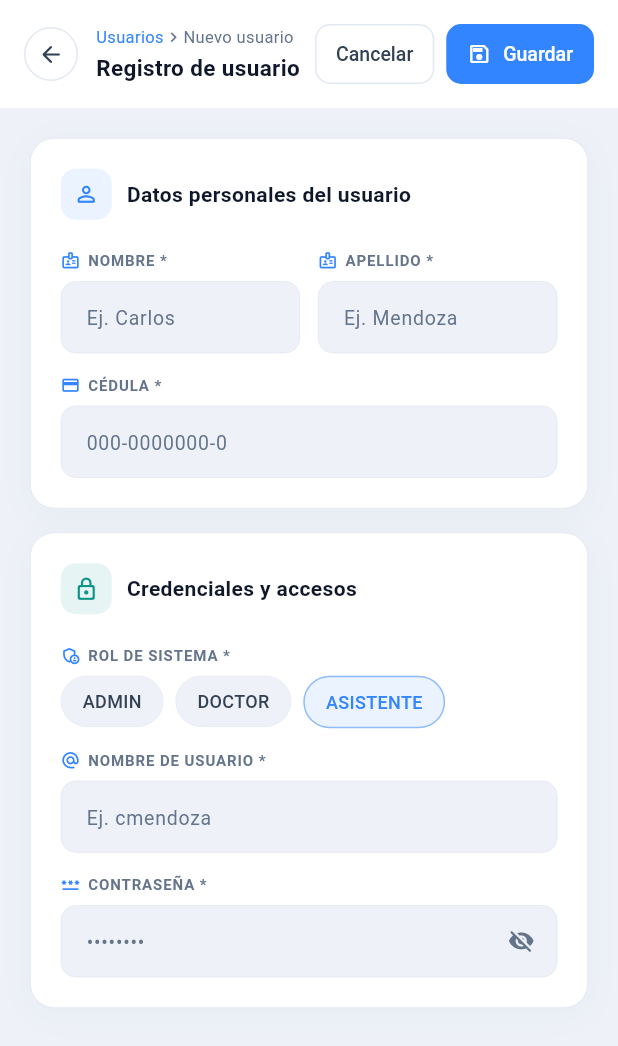
After one commit to scarletabreu/salud_dental_clinic_management, a Flutter app: the UsuariosListPage screen opened directly, after a tap on the "add circle outline" icon, on a phone screen of 412 x 824 dp. The commit adds this screen. Shown: the top 1046 px of the screen. Run offline on Flutter 3.47's test engine with Material 3 defaults, Android fonts, the phone set to English and light mode, and no system bars; our stand-ins replace dartz, equatable, file_picker, fl_chart, flutter_bloc, get_it and 4 more; accounts and stored records are empty.

Commit message:
SD-75 Pantalla de Creación de Usuario

```diff
--- /dev/null
+++ b/lib/features/personal/presentation/pages/crear_usuario_page.dart
@@ -0,0 +1,584 @@
+import 'package:flutter/material.dart';
+import 'package:flutter/services.dart';
+import 'package:flutter_bloc/flutter_bloc.dart';
+import 'package:salud_dental_clinic_management/core/presentation/app_colors.dart';
+import 'package:salud_dental_clinic_management/features/auth/domain/enums/rol_usuario.dart';
+import 'package:salud_dental_clinic_management/features/auth/domain/entities/usuario.dart';
+import 'package:salud_dental_clinic_management/features/personal/presentation/cubit/personal_perfiles_cubit.dart';
+import 'package:salud_dental_clinic_management/features/personal/presentation/cubit/personal_perfiles_state.dart';
+
+class _CedulaInputFormatter extends TextInputFormatter {
+  @override
+  TextEditingValue formatEditUpdate(
+    TextEditingValue oldValue,
+    TextEditingValue newValue,
+  ) {
+    final digits = newValue.text.replaceAll(RegExp(r'\D'), '');
+    final buffer = StringBuffer();
+    for (int i = 0; i < digits.length && i < 11; i++) {
+      if (i == 3) buffer.write('-');
+      if (i == 10) buffer.write('-');
+      buffer.write(digits[i]);
+    }
+    final formatted = buffer.toString();
+    return TextEditingValue(
+      text: formatted,
+      selection: TextSelection.collapsed(offset: formatted.length),
+    );
+  }
+}
+
+class CrearUsuarioPage extends StatefulWidget {
+  final Usuario? usuario;
+  const CrearUsuarioPage({super.key, this.usuario});
+
+  @override
+  State<CrearUsuarioPage> createState() => _CrearUsuarioPageState();
+}
+
+class _CrearUsuarioPageState extends State<CrearUsuarioPage> {
+  final _formKey = GlobalKey<FormState>();
+
+  late final TextEditingController _nombreController;
+  late final TextEditingController _apellidoController;
+  late final TextEditingController _cedulaController;
+  late final TextEditingController _usernameController;
+  late final TextEditingController _passwordController;
+
+  RolUsuario _rolUsuario = RolUsuario.asistente;
+  bool _obscurePassword = true;
+
+  bool get _isEditing => widget.usuario != null;
+
+  @override
+  void initState() {
+    super.initState();
+    final u = widget.usuario;
+    _nombreController = TextEditingController(text: u?.nombre ?? '');
+    _apellidoController = TextEditingController(text: u?.apellido ?? '');
+    _cedulaController = TextEditingController(text: u?.govID ?? '');
+    _usernameController = TextEditingController(text: u?.username ?? '');
+    _passwordController =
+        TextEditingController(); // Contraseña usualmente vacía al iniciar
+
+    if (u != null) {
+      _rolUsuario = u.rol;
+    }
+  }
+
+  @override
+  void dispose() {
+    _nombreController.dispose();
+    _apellidoController.dispose();
+    _cedulaController.dispose();
+    _usernameController.dispose();
+    _passwordController.dispose();
+    super.dispose();
+  }
+
+  void _save() {
+    if (!_formKey.currentState!.validate()) return;
+
+    // Aquí mapeas los datos de la UI al Cubit/Repositorio de tu dominio
+    // final usuario = Usuario(
+    //   id: widget.usuario?.id,
+    //   nombre: _nombreController.text.trim(),
+    //   apellido: _apellidoController.text.trim(),
+    //   govID: _cedulaController.text.trim(),
+    //   username: _usernameController.text.trim(),
+    //   rol: _rolUsuario,
+    // );
+
+    // Simulación del trigger para guardar (Adapta el método correspondiente de tu Cubit)
+    // final cubit = context.read<PersonalPerfilesCubit>();
+    // if (_isEditing) {
+    //   cubit.updateUsuario(usuario);
+    // } else {
+    //   cubit.addUsuario(usuario, _passwordController.text.trim());
+    // }
+
+    // Simulación temporal por compatibilidad con el Cubit de la lista
+    context.read<PersonalPerfilesCubit>().cargarUsuarios();
+    ScaffoldMessenger.of(context).showSnackBar(
+      const SnackBar(content: Text('Operación realizada con éxito (Simulado)')),
+    );
+    Navigator.pop(context);
+  }
+
+  @override
+  Widget build(BuildContext context) {
+    final ac = context.appColors;
+    return BlocConsumer<PersonalPerfilesCubit, PersonalPerfilesState>(
+      listener: (context, state) {
+        if (state is PerfilError) {
+          ScaffoldMessenger.of(context).showSnackBar(
+            SnackBar(backgroundColor: ac.red, content: Text(state.message)),
+          );
+        }
+        // Puedes agregar aquí un estado de éxito específico para la creación de perfiles/usuarios si cuentas con uno
+      },
+      builder: (context, state) {
+        final isSaving = state is PerfilLoading;
+
+        return Scaffold(
+          backgroundColor: ac.bgPage,
+          appBar: _buildAppBar(ac, isSaving),
+          body: Form(
+            key: _formKey,
+            child: SingleChildScrollView(
+              padding: const EdgeInsets.all(20),
+              child: Column(
+                children: [
+                  _buildDatosPersonalesCard(ac),
+                  const SizedBox(height: 16),
+                  _buildCredencialesCard(ac),
+                  const SizedBox(height: 24),
+                ],
+              ),
+            ),
+          ),
+        );
+      },
+    );
+  }
+
+  PreferredSizeWidget _buildAppBar(AppColors ac, bool isSaving) {
+    return PreferredSize(
+      preferredSize: const Size.fromHeight(72),
+      child: Container(
+        color: ac.cardBg,
+        padding: const EdgeInsets.fromLTRB(16, 12, 16, 12),
+        child: SafeArea(
+          bottom: false,
+          child: Row(
+            children: [
+              GestureDetector(
+                onTap: isSaving ? null : () => Navigator.pop(context),
+                child: Container(
+                  width: 36,
+                  height: 36,
+                  decoration: BoxDecoration(
+                    border: Border.all(color: ac.divider),
+                    borderRadius: BorderRadius.circular(18),
+                  ),
+                  child: Icon(
+                    Icons.arrow_back_rounded,
+                    size: 18,
+                    color: ac.textSecondary,
+                  ),
+                ),
+              ),
+              const SizedBox(width: 12),
+              Expanded(
+                child: Column(
+                  crossAxisAlignment: CrossAxisAlignment.start,
+                  mainAxisSize: MainAxisSize.min,
+                  children: [
+                    Row(
+                      children: [
+                        Text(
+                          'Usuarios',
+                          style: TextStyle(fontSize: 11, color: ac.primaryBlue),
+                        ),
+                        Icon(
+                          Icons.chevron_right,
+                          size: 13,
+                          color: ac.textMuted,
+                        ),
+                        Text(
+                          _isEditing ? 'Editar usuario' : 'Nuevo usuario',
+                          style: TextStyle(fontSize: 11, color: ac.textMuted),
+                        ),
+                      ],
+                    ),
+                    const SizedBox(height: 2),
+                    Text(
+                      _isEditing ? 'Editar usuario' : 'Registro de usuario',
+                      style: TextStyle(
+                        fontSize: 15,
+                        fontWeight: FontWeight.w600,
+                        color: ac.textPrimary,
+                      ),
+                    ),
+                  ],
+                ),
+              ),
+              OutlinedButton(
+                onPressed: isSaving ? null : () => Navigator.pop(context),
+                style: OutlinedButton.styleFrom(
+                  foregroundColor: ac.textSecondary,
+                  side: BorderSide(color: ac.divider),
+                  padding: const EdgeInsets.symmetric(
+                    horizontal: 14,
+                    vertical: 9,
+                  ),
+                  shape: RoundedRectangleBorder(
+                    borderRadius: BorderRadius.circular(10),
+                  ),
+                  textStyle: const TextStyle(
+                    fontSize: 13,
+                    fontWeight: FontWeight.w500,
+                  ),
+                ),
+                child: const Text('Cancelar'),
+              ),
+              const SizedBox(width: 8),
+              FilledButton.icon(
+                onPressed: isSaving ? null : _save,
+                icon: isSaving
+                    ? const SizedBox(
+                        width: 14,
+                        height: 14,
+                        child: CircularProgressIndicator(
+                          strokeWidth: 2,
+                          color: Colors.white,
+                        ),
+                      )
+                    : const Icon(Icons.save_outlined, size: 16),
+                label: Text(isSaving ? 'Guardando...' : 'Guardar'),
+                style: FilledButton.styleFrom(
+                  backgroundColor: ac.primaryBlue,
+                  foregroundColor: Colors.white,
+                  padding: const EdgeInsets.symmetric(
+                    horizontal: 14,
+                    vertical: 9,
+                  ),
+                  shape: RoundedRectangleBorder(
+                    borderRadius: BorderRadius.circular(10),
+                  ),
+                  textStyle: const TextStyle(
+                    fontSize: 13,
+                    fontWeight: FontWeight.w500,
+                  ),
+                ),
+              ),
+            ],
+          ),
+        ),
+      ),
+    );
+  }
+
+  Widget _buildDatosPersonalesCard(AppColors ac) {
+    return _FormCard(
+      ac: ac,
+      iconColor: ac.primaryBlue,
+      iconBg: ac.primaryBlue.withOpacity(0.10),
+      icon: Icons.person_outline_rounded,
+      title: 'Datos personales del usuario',
+      child: Column(
+        children: [
+          Row(
+            children: [
+              Expanded(
+                child: _FormField(
+                  ac: ac,
+                  icon: Icons.badge_outlined,
+                  label: 'Nombre *',
+                  child: TextFormField(
+                    controller: _nombreController,
+                    textCapitalization: TextCapitalization.words,
+                    decoration: _inputDeco(ac, hint: 'Ej. Carlos'),
+                    validator: (v) => (v == null || v.trim().isEmpty)
+                        ? 'El nombre es obligatorio'
+                        : null,
+                  ),
+                ),
+              ),
+              const SizedBox(width: 12),
+              Expanded(
+                child: _FormField(
+                  ac: ac,
+                  icon: Icons.badge_outlined,
+                  label: 'Apellido *',
+                  child: TextFormField(
+                    controller: _apellidoController,
+                    textCapitalization: TextCapitalization.words,
+                    decoration: _inputDeco(ac, hint: 'Ej. Mendoza'),
+                    validator: (v) => (v == null || v.trim().isEmpty)
+                        ? 'El apellido es obligatorio'
+                        : null,
+                  ),
+                ),
+              ),
+            ],
+          ),
+          const SizedBox(height: 14),
+          _FormField(
+            ac: ac,
+            icon: Icons.credit_card_outlined,
+            label: 'Cédula *',
+            child: TextFormField(
+              controller: _cedulaController,
+              keyboardType: TextInputType.number,
+              inputFormatters: [_CedulaInputFormatter()],
+              decoration: _inputDeco(ac, hint: '000-0000000-0'),
+              validator: (v) {
+                if (v == null || v.trim().isEmpty)
+                  return 'La cédula es obligatoria';
+                final demasked = v.replaceAll('-', '');
+                if (demasked.length != 11)
+                  return 'La cédula debe contener exactamente 11 dígitos';
+                return null;
+              },
+            ),
+          ),
+        ],
+      ),
+    );
+  }
+
+  Widget _buildCredencialesCard(AppColors ac) {
+    return _FormCard(
+      ac: ac,
+      iconColor: ac.teal,
+      iconBg: ac.teal.withOpacity(0.10),
+      icon: Icons.lock_outline_rounded,
+      title: 'Credenciales y accesos',
+      child: Column(
+        crossAxisAlignment: CrossAxisAlignment.start,
+        children: [
+          _FormField(
+            ac: ac,
+            icon: Icons.admin_panel_settings_outlined,
+            label: 'Rol de sistema *',
+            child: _ChipSelector<RolUsuario>(
+              ac: ac,
+              options: RolUsuario.values,
+              selected: _rolUsuario,
+              labelOf: (rol) => rol.name.toUpperCase(),
+              activeColor: ac.primaryBlue,
+              onSelected: (rol) => setState(() => _rolUsuario = rol),
+            ),
+          ),
+          const SizedBox(height: 14),
+          _FormField(
+            ac: ac,
+            icon: Icons.alternate_email_rounded,
+            label: 'Nombre de usuario *',
+            child: TextFormField(
+              controller: _usernameController,
+              decoration: _inputDeco(ac, hint: 'Ej. cmendoza'),
+              validator: (v) => (v == null || v.trim().isEmpty)
+                  ? 'El usuario es obligatorio'
+                  : null,
+            ),
+          ),
+          const SizedBox(height: 14),
+          _FormField(
+            ac: ac,
+            icon: Icons.password_rounded,
+            label: _isEditing
+                ? 'Nueva Contraseña (Dejar vacío para mantener)'
+                : 'Contraseña *',
+            child: TextFormField(
+              controller: _passwordController,
+              obscureText: _obscurePassword,
+              decoration: _inputDeco(ac, hint: '••••••••').copyWith(
+                suffixIcon: IconButton(
+                  icon: Icon(
+                    _obscurePassword
+                        ? Icons.visibility_off_rounded
+                        : Icons.visibility_rounded,
+                    size: 18,
+                    color: ac.textMuted,
+                  ),
+                  onPressed: () =>
+                      setState(() => _obscurePassword = !_obscurePassword),
+                ),
+              ),
+              validator: (v) {
+                if (!_isEditing && (v == null || v.trim().isEmpty)) {
+                  return 'La contraseña es obligatoria';
+                }
+                if (v != null && v.isNotEmpty && v.length < 6) {
+                  return 'Debe contener al menos 6 caracteres';
+                }
+                return null;
+              },
+            ),
+          ),
+        ],
+      ),
+    );
+  }
+
+  InputDecoration _inputDeco(AppColors ac, {String? hint}) => InputDecoration(
+    hintText: hint,
+    hintStyle: TextStyle(fontSize: 13, color: ac.textMuted),
+    contentPadding: const EdgeInsets.symmetric(horizontal: 13, vertical: 12),
+    filled: true,
+    fillColor: ac.bgPage,
+    border: OutlineInputBorder(
+      borderRadius: BorderRadius.circular(10),
+      borderSide: BorderSide(color: ac.divider),
+    ),
+    enabledBorder: OutlineInputBorder(
+      borderRadius: BorderRadius.circular(10),
+      borderSide: BorderSide(color: ac.divider, width: 0.5),
+    ),
+    focusedBorder: OutlineInputBorder(
+      borderRadius: BorderRadius.circular(10),
+      borderSide: BorderSide(color: ac.primaryBlue, width: 1.0),
+    ),
+    errorBorder: OutlineInputBorder(
+      borderRadius: BorderRadius.circular(10),
+      borderSide: BorderSide(color: ac.red, width: 0.5),
+    ),
+  );
+}
+
+class _FormCard extends StatelessWidget {
+  final AppColors ac;
+  final Color iconColor;
+  final Color iconBg;
+  final IconData icon;
+  final String title;
+  final Widget child;
+
+  const _FormCard({
+    required this.ac,
+    required this.iconColor,
+    required this.iconBg,
+    required this.icon,
+    required this.title,
+    required this.child,
+  });
+
+  @override
+  Widget build(BuildContext context) {
+    return Container(
+      width: double.infinity,
+      padding: const EdgeInsets.all(20),
+      decoration: BoxDecoration(
+        color: ac.cardBg,
+        borderRadius: BorderRadius.circular(16),
+        border: Border.all(color: ac.divider, width: 0.5),
+        boxShadow: [ac.cardShadow],
+      ),
+      child: Column(
+        crossAxisAlignment: CrossAxisAlignment.start,
+        children: [
+          Row(
+            children: [
+              Container(
+                width: 34,
+                height: 34,
+                decoration: BoxDecoration(
+                  color: iconBg,
+                  borderRadius: BorderRadius.circular(10),
+                ),
+                child: Icon(icon, size: 17, color: iconColor),
+              ),
+              const SizedBox(width: 10),
+              Expanded(
+                child: Text(
+                  title,
+                  style: TextStyle(
+                    fontSize: 14,
+                    fontWeight: FontWeight.w600,
+                    color: ac.textPrimary,
+                  ),
+                ),
+              ),
+            ],
+          ),
+          const SizedBox(height: 20),
+          child,
+        ],
+      ),
+    );
+  }
+}
+
+class _FormField extends StatelessWidget {
+  final AppColors ac;
+  final IconData icon;
+  final String label;
+  final Widget child;
+
+  const _FormField({
+    required this.ac,
+    required this.icon,
+    required this.label,
+    required this.child,
+  });
+
+  @override
+  Widget build(BuildContext context) {
+    return Column(
+      crossAxisAlignment: CrossAxisAlignment.start,
+      children: [
+        Row(
+          children: [
+            Icon(icon, size: 13, color: ac.primaryBlue),
+            const SizedBox(width: 5),
+            Text(
+              label.toUpperCase(),
+              style: TextStyle(
+                fontSize: 10,
+                fontWeight: FontWeight.w700,
+                letterSpacing: 0.6,
+                color: ac.textMuted,
+              ),
+            ),
+          ],
+        ),
+        const SizedBox(height: 7),
+        child,
+      ],
+    );
+  }
+}
+
+class _ChipSelector<T> extends StatelessWidget {
+  final AppColors ac;
+  final List<T> options;
+  final T selected;
+  final String Function(T) labelOf;
+  final Color activeColor;
+  final void Function(T) onSelected;
+
+  const _ChipSelector({
+    required this.ac,
+    required this.options,
+    required this.selected,
+    required this.labelOf,
+    required this.activeColor,
+    required this.onSelected,
+  });
+
+  @override
+  Widget build(BuildContext context) {
+    return Wrap(
+      spacing: 8,
+      runSpacing: 8,
+      children: options.map((opt) {
+        final isActive = opt == selected;
+        return GestureDetector(
+          onTap: () => onSelected(opt),
+          child: AnimatedContainer(
+            duration: const Duration(milliseconds: 150),
+            padding: const EdgeInsets.symmetric(horizontal: 14, vertical: 8),
+            decoration: BoxDecoration(
+              color: isActive ? activeColor.withOpacity(0.10) : ac.bgPage,
+              borderRadius: BorderRadius.circular(100),
+              border: Border.all(
+                color: isActive ? activeColor.withOpacity(0.50) : ac.divider,
+                width: isActive ? 1.0 : 0.5,
+              ),
+            ),
+            child: Text(
+              labelOf(opt),
+              style: TextStyle(
+                fontSize: 12,
+                fontWeight: FontWeight.w500,
+                color: isActive ? activeColor : ac.textSecondary,
+              ),
+            ),
+          ),
+        );
+      }).toList(),
+    );
+  }
+}
--- a/lib/features/personal/presentation/pages/perfiles_list_page.dart
+++ b/lib/features/personal/presentation/pages/usuarios_list_page.dart
@@ -6,15 +6,17 @@ import 'package:salud_dental_clinic_management/features/auth/domain/enums/rol_us
 import 'package:salud_dental_clinic_management/features/personal/presentation/cubit/personal_perfiles_cubit.dart';
 import 'package:salud_dental_clinic_management/features/personal/presentation/cubit/personal_perfiles_state.dart';
 import 'package:salud_dental_clinic_management/features/personal/presentation/widgets/perfil_card.dart';
+// Importación de la página de creación
+import 'package:salud_dental_clinic_management/features/personal/presentation/pages/crear_usuario_page.dart';
 
-class PerfilesListPage extends StatefulWidget {
-  const PerfilesListPage({super.key});
+class UsuariosListPage extends StatefulWidget {
+  const UsuariosListPage({super.key});
 
   @override
-  State<PerfilesListPage> createState() => _PerfilesListPageState();
+  State<UsuariosListPage> createState() => _UsuariosListPageState();
 }
 
-class _PerfilesListPageState extends State<PerfilesListPage> {
+class _UsuariosListPageState extends State<UsuariosListPage> {
   final _searchController = TextEditingController();
   Timer? _debounce;
 
@@ -40,6 +42,18 @@ class _PerfilesListPageState extends State<PerfilesListPage> {
     });
   }
 
+  // Método auxiliar para navegar limpiamente a la página de creación
+  void _navegarACrearUsuario() {
+    Navigator.of(context).push(
+      MaterialPageRoute(
+        builder: (_) => BlocProvider.value(
+          value: context.read<PersonalPerfilesCubit>(),
+          child: const CrearUsuarioPage(),
+        ),
+      ),
+    );
+  }
+
   @override
   Widget build(BuildContext context) {
     final colorScheme = Theme.of(context).colorScheme;
@@ -47,6 +61,15 @@ class _PerfilesListPageState extends State<PerfilesListPage> {
 
     return Scaffold(
       backgroundColor: colorScheme.surfaceContainerLowest,
+      // Botón flotante para acceder rápidamente a la creación
+      floatingActionButton: FloatingActionButton(
+        onPressed: _navegarACrearUsuario,
+        backgroundColor: ac.primaryBlue,
+        foregroundColor: Colors.white,
+        elevation: 3,
+        shape: RoundedRectangleBorder(borderRadius: BorderRadius.circular(16)),
+        child: const Icon(Icons.person_add_alt_1_rounded),
+      ),
       body: SafeArea(
         child: BlocBuilder<PersonalPerfilesCubit, PersonalPerfilesState>(
           builder: (context, state) {
@@ -75,13 +98,28 @@ class _PerfilesListPageState extends State<PerfilesListPage> {
       child: Column(
         crossAxisAlignment: CrossAxisAlignment.start,
         children: [
+          Row(
+            mainAxisAlignment: MainAxisAlignment.spaceBetween,
+            children: [
               Text(
-            'Control de Perfiles',
+                'Control de Usuarios',
                 style: Theme.of(context).textTheme.headlineSmall?.copyWith(
                   fontWeight: FontWeight.bold,
                   color: colorScheme.onSurface,
                   letterSpacing: -0.6,
                 ),
+              ),
+              // Botón alternativo directo en la cabecera
+              IconButton(
+                onPressed: _navegarACrearUsuario,
+                icon: Icon(
+                  Icons.add_circle_outline_rounded,
+                  color: ac.primaryBlue,
+                  size: 28,
+                ),
+                tooltip: 'Crear nuevo usuario',
+              ),
+            ],
           ),
           const SizedBox(height: 4),
           Text(
--- a/lib/shell/dashboard_shell.dart
+++ b/lib/shell/dashboard_shell.dart
@@ -19,7 +19,7 @@ import 'package:salud_dental_clinic_management/features/medicina/presentation/pa
 import 'package:salud_dental_clinic_management/features/paciente/presentation/pages/pacientes_page.dart';
 import 'package:salud_dental_clinic_management/features/tratamiento/presentation/screens/tratamiento_screen.dart';
 import 'package:salud_dental_clinic_management/features/personal/presentation/cubit/personal_perfiles_cubit.dart';
-import 'package:salud_dental_clinic_management/features/personal/presentation/pages/perfiles_list_page.dart';
+import 'package:salud_dental_clinic_management/features/personal/presentation/pages/usuarios_list_page.dart';
 import 'package:salud_dental_clinic_management/shell/shell_destination.dart';
 import 'package:salud_dental_clinic_management/shell/widgets/rail_user_card.dart';
 import 'package:salud_dental_clinic_management/shell/widgets/shell_app_bar.dart';
@@ -133,7 +133,7 @@ class _DashboardShellViewState extends State<_DashboardShellView> {
       label: 'Perfiles',
       builder: (_) => BlocProvider(
         create: (_) => sl<PersonalPerfilesCubit>(),
-        child: const PerfilesListPage(),
+        child: const UsuariosListPage(),
       ),
     ),
     ShellDestination(
```
Lines whose indentation alone changed are shown as unchanged.
